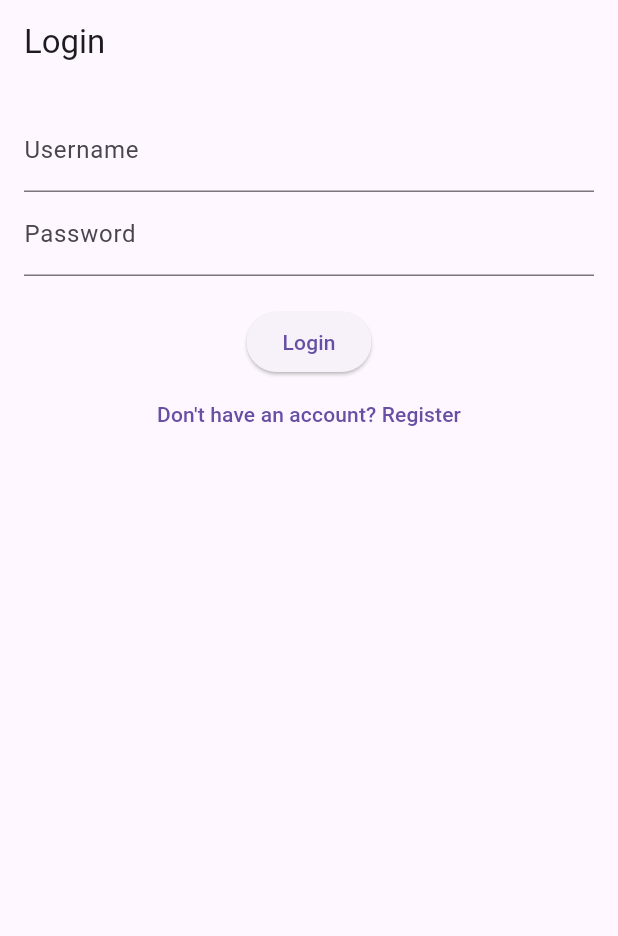
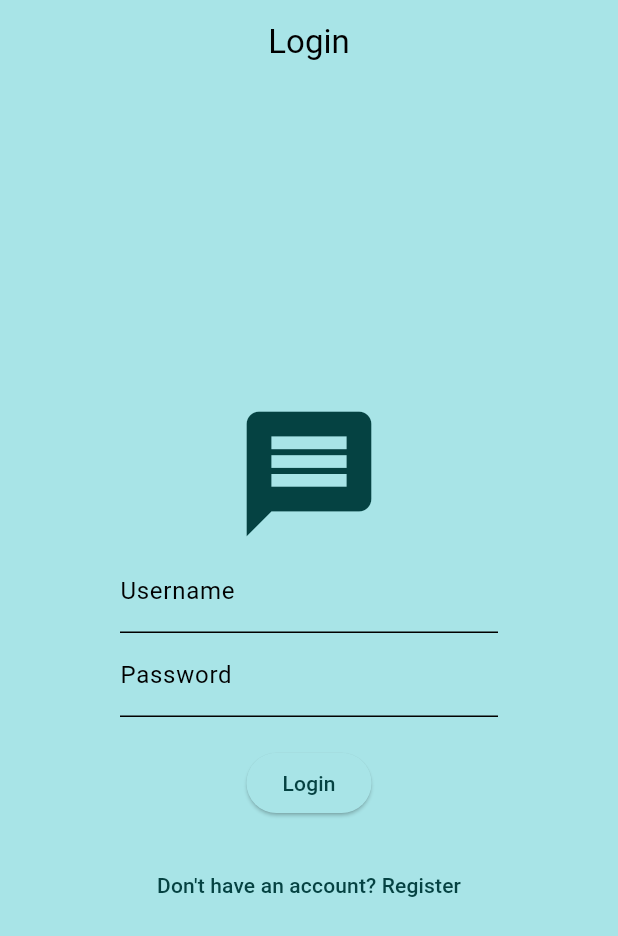
Before and after one commit to CCVpopular/AppChatOnline, a Flutter app: the screen it shows after launch, on a phone screen of 412 x 824 dp. Shown: the top 936 px of the screen. Run offline on Flutter 3.47's test engine with Material 3 defaults, Android fonts, the phone set to English and light mode, and no system bars; our stand-ins replace socket_io_client.

Commit message:
update new UI 1/10

```diff
--- a/lib/main.dart
+++ b/lib/main.dart
@@ -1,3 +1,4 @@
+import 'package:appchatonline/themes/light_mode.dart';
 import 'package:flutter/material.dart';
 import 'screens/login_screen.dart';
 import 'screens/register_screen.dart';
@@ -11,7 +12,8 @@ class MyApp extends StatelessWidget {
   Widget build(BuildContext context) {
     return MaterialApp(
       title: 'Chat App',
-      theme: ThemeData(primarySwatch: Colors.blue),
+      // theme: ThemeData(primarySwatch: Colors.blue),
+      theme: lightMode,
       home: LoginScreen(),
       routes: {
         '/register': (context) => RegisterScreen(),
--- a/lib/screens/login_screen.dart
+++ b/lib/screens/login_screen.dart
@@ -9,11 +9,21 @@ class LoginScreen extends StatelessWidget {
   @override
   Widget build(BuildContext context) {
     return Scaffold(
-      appBar: AppBar(title: Text('Login')),
+      appBar: AppBar(
+        title: Text('Login'),
+        centerTitle: true, // Căn giữa tiêu đề
+      ),
       body: Padding(
-        padding: const EdgeInsets.all(16.0),
+        padding: const EdgeInsets.all(80.0),
         child: Column(
+          mainAxisAlignment: MainAxisAlignment.center,
           children: [
+            //logo
+            Icon(
+              Icons.message,
+              size: 100,
+              color: Theme.of(context).colorScheme.primary,
+            ),
             TextField(
               controller: usernameController,
               decoration: InputDecoration(labelText: 'Username'),
@@ -46,6 +56,7 @@ class LoginScreen extends StatelessWidget {
               },
               child: Text('Login'),
             ),
+            SizedBox(height: 20),
             TextButton(
               onPressed: () => Navigator.pushNamed(context, '/register'),
               child: Text('Don\'t have an account? Register'),
--- /dev/null
+++ b/lib/themes/light_mode.dart
@@ -0,0 +1,11 @@
+import 'package:flutter/material.dart';
+
+ThemeData lightMode = ThemeData(
+  colorScheme: const ColorScheme.light(
+    surface: Color.fromARGB(255, 168, 228, 231), // Màu nền
+    primary: Color.fromARGB(255, 5, 66, 66), //màu nút và nàu chữ trong nút
+    secondary: Color.fromARGB(255, 184, 110, 41),
+    tertiary: Color.fromARGB(255, 228, 129, 37),
+    inversePrimary: Color.fromARGB(255, 18, 64, 130),
+  ),
+);
```
Also changed, not shown: lib/screens/chat_screen.dart (+26 -4 lines).
